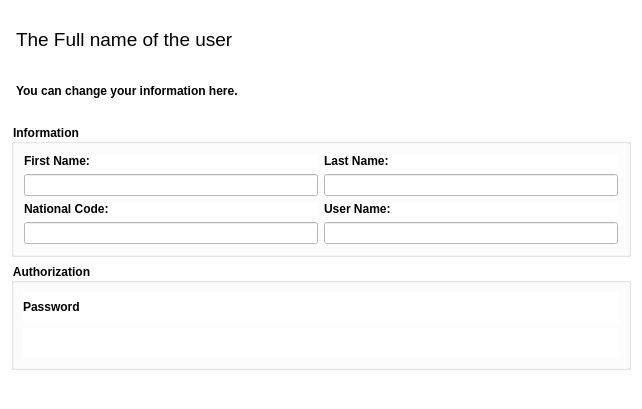
Qt form ui/widgets/useredit.ui (amirmohsen1384/transaction) before a commit.
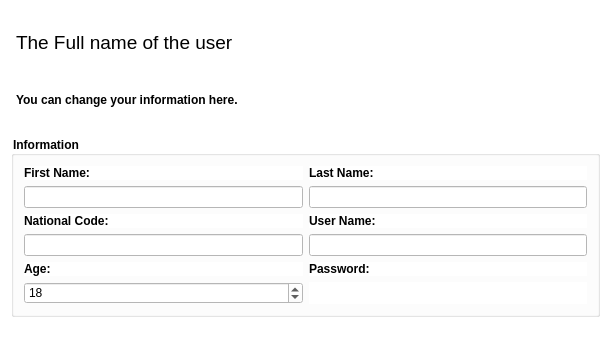
The same form after that commit. Icons and pictures are not drawn.

Commit message: Implemented the user editor

Diff of the .ui file:
```diff
--- a/ui/widgets/useredit.ui
+++ b/ui/widgets/useredit.ui
@@ -6,8 +6,8 @@
    <rect>
     <x>0</x>
     <y>0</y>
-    <width>642</width>
-    <height>409</height>
+    <width>611</width>
+    <height>356</height>
    </rect>
   </property>
   <property name="windowTitle">
@@ -17,7 +17,56 @@
    <string notr="true">background-color:white</string>
   </property>
   <layout class="QGridLayout" name="mainLayout">
-   <item row="0" column="0" colspan="7">
+   <item row="2" column="0">
+    <spacer name="leftSpacer">
+     <property name="orientation">
+      <enum>Qt::Orientation::Horizontal</enum>
+     </property>
+     <property name="sizeHint" stdset="0">
+      <size>
+       <width>40</width>
+       <height>20</height>
+      </size>
+     </property>
+    </spacer>
+   </item>
+   <item row="2" column="4">
+    <spacer name="rightSpacer">
+     <property name="orientation">
+      <enum>Qt::Orientation::Horizontal</enum>
+     </property>
+     <property name="sizeHint" stdset="0">
+      <size>
+       <width>40</width>
+       <height>20</height>
+      </size>
+     </property>
+    </spacer>
+   </item>
+   <item row="2" column="3">
+    <widget class="QPushButton" name="cancelButton">
+     <property name="toolTip">
+      <string>Cancel</string>
+     </property>
+     <property name="text">
+      <string/>
+     </property>
+     <property name="icon">
+      <iconset resource="../../resources.qrc">
+       <normaloff>:/images/widgets/reject.png</normaloff>:/images/widgets/reject.png</iconset>
+     </property>
+     <property name="iconSize">
+      <size>
+       <width>32</width>
+       <height>32</height>
+      </size>
+     </property>
+     <property name="flat">
+      <bool>true</bool>
+     </property>
+    </widget>
+   </item>
+   <item row="0" column="0" colspan="5">
     <layout class="QGridLayout" name="titleLayout">
      <property name="leftMargin">
       <number>5</number>
@@ -70,20 +119,7 @@
      </item>
     </layout>
    </item>
-   <item row="3" column="6">
-    <spacer name="rightSpacer">
-     <property name="orientation">
-      <enum>Qt::Orientation::Horizontal</enum>
-     </property>
-     <property name="sizeHint" stdset="0">
-      <size>
-       <width>40</width>
-       <height>20</height>
-      </size>
-     </property>
-    </spacer>
-   </item>
-   <item row="1" column="0" colspan="7">
+   <item row="1" column="0" colspan="5">
     <widget class="QGroupBox" name="infoGroupBox">
      <property name="font">
       <font>
@@ -106,6 +142,45 @@
       <property name="bottomMargin">
        <number>10</number>
       </property>
+      <item row="4" column="0">
+       <widget class="QLabel" name="ageLabel">
+        <property name="font">
+         <font>
+          <bold>true</bold>
+         </font>
+        </property>
+        <property name="text">
+         <string>Age:</string>
+        </property>
+       </widget>
+      </item>
+      <item row="1" column="0">
+       <widget class="QLineEdit" name="firstNameEdit"/>
+      </item>
+      <item row="2" column="0">
+       <widget class="QLabel" name="nationalCodeLabel">
+        <property name="font">
+         <font>
+          <bold>true</bold>
+         </font>
+        </property>
+        <property name="text">
+         <string>National Code:</string>
+        </property>
+       </widget>
+      </item>
+      <item row="0" column="0">
+       <widget class="QLabel" name="firstNameLabel">
+        <property name="font">
+         <font>
+          <bold>true</bold>
+         </font>
+        </property>
+        <property name="text">
+         <string>First Name:</string>
+        </property>
+       </widget>
+      </item>
       <item row="0" column="1">
        <widget class="QLabel" name="lastNameLabel">
         <property name="font">
@@ -118,6 +193,12 @@
         </property>
        </widget>
       </item>
+      <item row="1" column="1">
+       <widget class="QLineEdit" name="lastNameEdit"/>
+      </item>
+      <item row="3" column="1">
+       <widget class="QLineEdit" name="userNameEdit"/>
+      </item>
       <item row="2" column="1">
        <widget class="QLabel" name="userNameLabel">
         <property name="font">
@@ -130,70 +211,10 @@
         </property>
        </widget>
       </item>
-      <item row="3" column="1">
-       <widget class="QLineEdit" name="userNameEdit"/>
-      </item>
-      <item row="0" column="0">
-       <widget class="QLabel" name="firstNameLabel">
-        <property name="font">
-         <font>
-          <bold>true</bold>
-         </font>
-        </property>
-        <property name="text">
-         <string>First Name:</string>
-        </property>
-       </widget>
-      </item>
-      <item row="2" column="0">
-       <widget class="QLabel" name="nationalCodeLabel">
-        <property name="font">
-         <font>
-          <bold>true</bold>
-         </font>
-        </property>
-        <property name="text">
-         <string>National Code:</string>
-        </property>
-       </widget>
-      </item>
-      <item row="1" column="1">
-       <widget class="QLineEdit" name="lastNameEdit"/>
-      </item>
-      <item row="1" column="0">
-       <widget class="QLineEdit" name="firstNameEdit"/>
-      </item>
       <item row="3" column="0">
        <widget class="QLineEdit" name="nationalCodeEdit"/>
       </item>
-     </layout>
-    </widget>
-   </item>
-   <item row="3" column="0">
-    <spacer name="leftSpacer">
-     <property name="orientation">
-      <enum>Qt::Orientation::Horizontal</enum>
-     </property>
-     <property name="sizeHint" stdset="0">
-      <size>
-       <width>40</width>
-       <height>20</height>
-      </size>
-     </property>
-    </spacer>
-   </item>
-   <item row="2" column="0" colspan="7">
-    <widget class="QGroupBox" name="authorizationGroupBox">
-     <property name="font">
-      <font>
-       <bold>true</bold>
-      </font>
-     </property>
-     <property name="title">
-      <string>Authorization</string>
-     </property>
-     <layout class="QGridLayout" name="gridLayout_2">
-      <item row="0" column="0">
+      <item row="4" column="1">
        <widget class="QLabel" name="passwordLabel">
         <property name="font">
          <font>
@@ -201,11 +222,18 @@
          </font>
         </property>
         <property name="text">
-         <string>Password</string>
+         <string>Password:</string>
         </property>
        </widget>
       </item>
-      <item row="1" column="0">
+      <item row="5" column="0">
+       <widget class="QSpinBox" name="ageEdit">
+        <property name="value">
+         <number>18</number>
+        </property>
+       </widget>
+      </item>
+      <item row="5" column="1">
        <widget class="QWidget" name="passwordEdit" native="true">
         <property name="sizePolicy">
          <sizepolicy hsizetype="MinimumExpanding" vsizetype="Preferred">
@@ -218,7 +246,7 @@
      </layout>
     </widget>
    </item>
-   <item row="3" column="2" colspan="3">
+   <item row="2" column="1" colspan="2">
     <widget class="QPushButton" name="okButton">
      <property name="toolTip">
       <string>OK</string>
@@ -241,29 +269,6 @@
      </property>
     </widget>
    </item>
-   <item row="3" column="5">
-    <widget class="QPushButton" name="cancelButton">
-     <property name="toolTip">
-      <string>Cancel</string>
-     </property>
-     <property name="text">
-      <string/>
-     </property>
-     <property name="icon">
-      <iconset resource="../../resources.qrc">
-       <normaloff>:/images/widgets/reject.png</normaloff>:/images/widgets/reject.png</iconset>
-     </property>
-     <property name="iconSize">
-      <size>
-       <width>32</width>
-       <height>32</height>
-      </size>
-     </property>
-     <property name="flat">
-      <bool>true</bool>
-     </property>
-    </widget>
-   </item>
   </layout>
  </widget>
  <resources>
```
The commit also changes 2 other files.
